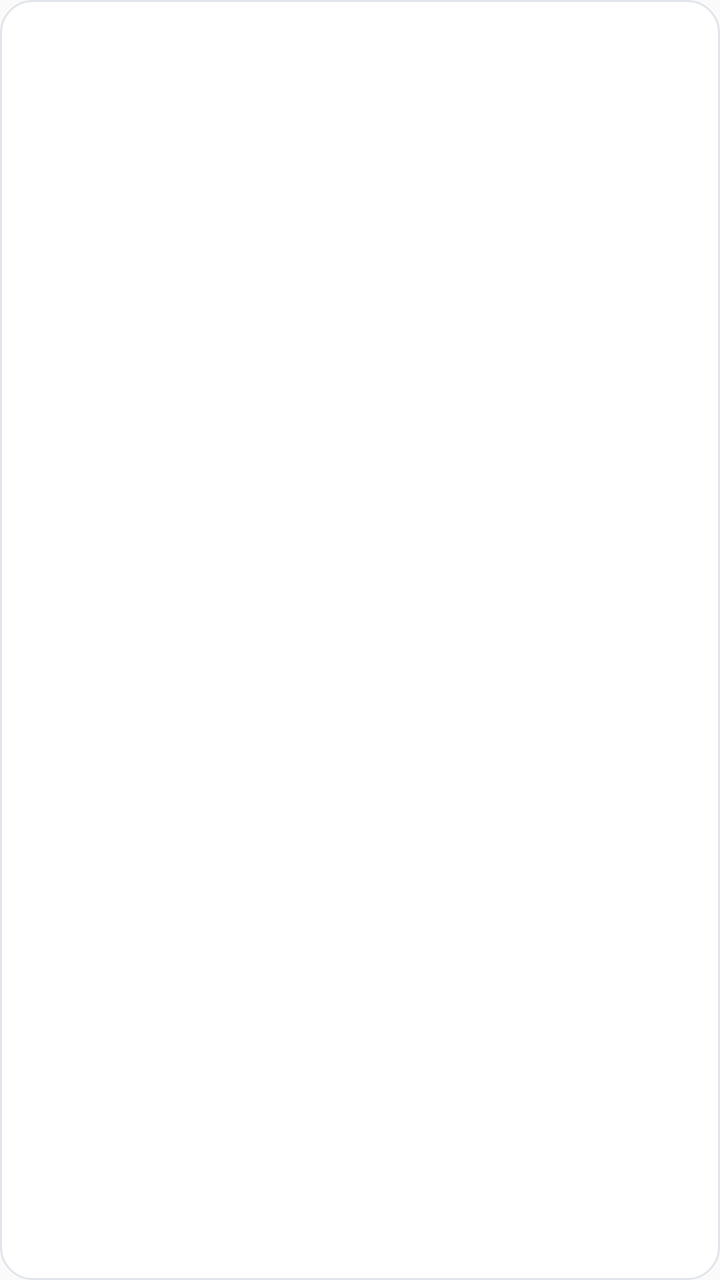
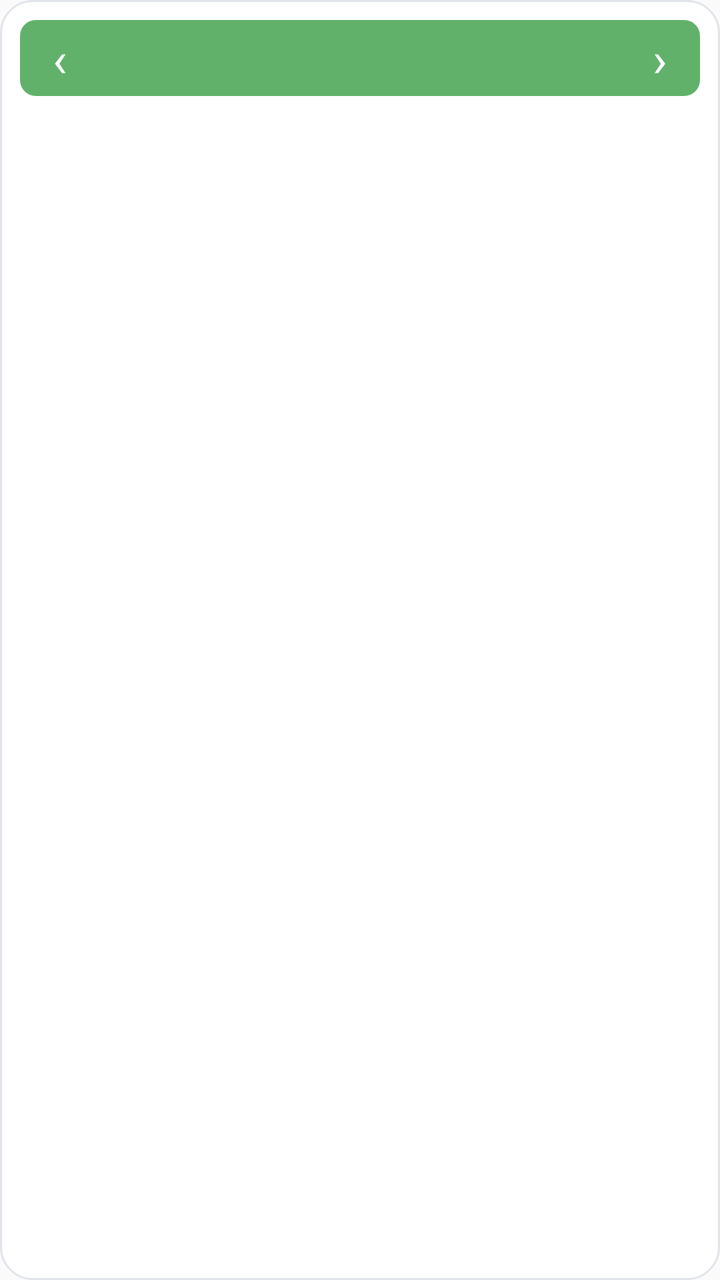

Screens rendered from an Android XML layout before and after an edit, with the pre-edit source and the edit as a unified diff.
<!-- AndroidManifest.xml: application theme android:Theme.Material.Light.NoActionBar -->
<!-- res/layout/widget_calendar.xml -->
<LinearLayout xmlns:android="http://schemas.android.com/apk/res/android"
    android:id="@+id/widget_root"
    android:layout_width="match_parent"
    android:layout_height="match_parent"
    android:background="@drawable/widget_background"
    android:orientation="vertical"
    android:padding="10dp">
    <TextView
        android:id="@+id/widget_title"
        android:layout_width="match_parent"
        android:layout_height="wrap_content"
        android:gravity="center_vertical"
        android:textColor="#202532"
        android:textSize="15sp"
        android:textStyle="bold" />
    <LinearLayout
        android:id="@+id/calendar_weekdays"
        android:layout_width="match_parent"
        android:layout_height="24dp"
        android:orientation="horizontal" />
    <LinearLayout
        android:id="@+id/calendar_days"
        android:layout_width="match_parent"
        android:layout_height="0dp"
        android:layout_weight="1"
        android:orientation="vertical" />
</LinearLayout>
<!-- resources referenced by this layout -->
<resources>
  <!-- drawable widget_background (drawable) -->
  <shape xmlns:android="http://schemas.android.com/apk/res/android" android:shape="rectangle">
      <solid android:color="#ffffff" />
      <corners android:radius="16dp" />
      <stroke android:width="1dp" android:color="#e1e5eb" />
  </shape>
</resources>

<!-- the commit's change to res/layout/widget_calendar.xml (unified diff, before → after) -->
@@ -5,14 +5,46 @@
     android:background="@drawable/widget_background"
     android:orientation="vertical"
     android:padding="10dp">
-    <TextView
-        android:id="@+id/widget_title"
+    <LinearLayout
+        android:id="@+id/calendar_month_bar"
         android:layout_width="match_parent"
-        android:layout_height="wrap_content"
+        android:layout_height="38dp"
+        android:background="@drawable/widget_calendar_header"
         android:gravity="center_vertical"
-        android:textColor="#202532"
-        android:textSize="15sp"
-        android:textStyle="bold" />
+        android:orientation="horizontal">
+        <TextView
+            android:id="@+id/calendar_month_prev"
+            android:layout_width="40dp"
+            android:layout_height="match_parent"
+            android:background="?android:attr/selectableItemBackgroundBorderless"
+            android:contentDescription="上一個月"
+            android:focusable="true"
+            android:gravity="center"
+            android:text="‹"
+            android:textColor="#FFFFFF"
+            android:textSize="24sp" />
+        <TextView
+            android:id="@+id/widget_title"
+            android:layout_width="0dp"
+            android:layout_height="match_parent"
+            android:layout_weight="1"
+            android:gravity="center_vertical"
+            android:singleLine="true"
+            android:textColor="#FFFFFF"
+            android:textSize="14sp"
+            android:textStyle="bold" />
+        <TextView
+            android:id="@+id/calendar_month_next"
+            android:layout_width="40dp"
+            android:layout_height="match_parent"
+            android:background="?android:attr/selectableItemBackgroundBorderless"
+            android:contentDescription="下一個月"
+            android:focusable="true"
+            android:gravity="center"
+            android:text="›"
+            android:textColor="#FFFFFF"
+            android:textSize="24sp" />
+    </LinearLayout>
     <LinearLayout
         android:id="@+id/calendar_weekdays"
         android:layout_width="match_parent"
<!-- resource entries referenced after the edit -->
@@ -6,5 +6,10 @@
       <corners android:radius="16dp" />
       <stroke android:width="1dp" android:color="#e1e5eb" />
   </shape>
+  <!-- drawable widget_calendar_header (drawable) -->
+  <shape xmlns:android="http://schemas.android.com/apk/res/android" android:shape="rectangle">
+      <solid android:color="#61B16B" />
+      <corners android:radius="8dp" />
+  </shape>
 </resources>
 
